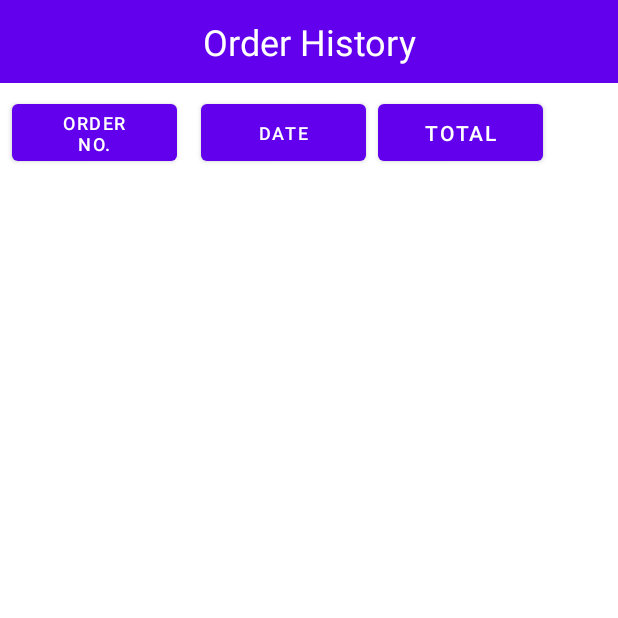
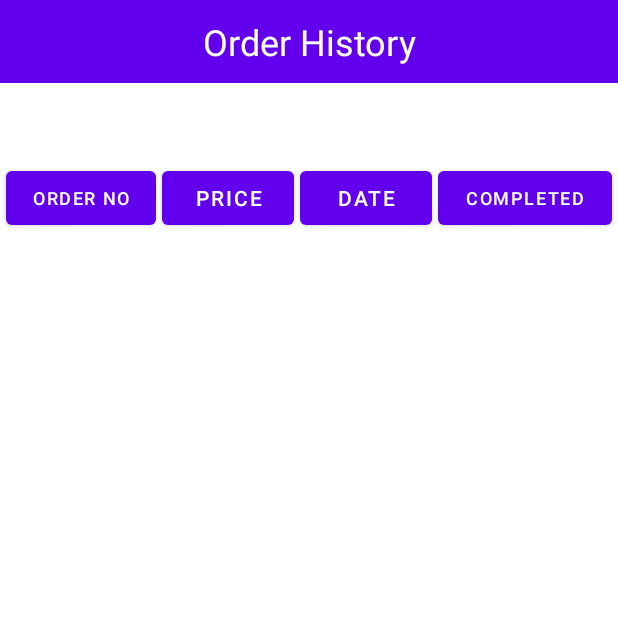
Before and after one commit to Mekanik4/ReStock, an Android app: the OrderHistory screen opened directly, with no data from a screen before it, on a phone screen of 412 x 824 dp, the top half of it. Run offline under Robolectric (Android 15) with nearby library versions, the light colour scheme and no system bars.

Commit message:
Worked to make order history recycler view

```diff
--- a/app/src/main/java/com/example/restock/MainActivity.java
+++ b/app/src/main/java/com/example/restock/MainActivity.java
@@ -12,9 +12,7 @@ public class MainActivity extends AppCompatActivity {
         super.onCreate(savedInstanceState);
         setContentView(R.layout.activity_main);
 
-        Intent intent = new Intent(this, SignInActivity.class);
+        Intent intent = new Intent(this, testActivity.class);
         startActivity(intent);
-
-
     }
 }
--- a/app/src/main/java/com/example/restock/OrderHistory.java
+++ b/app/src/main/java/com/example/restock/OrderHistory.java
@@ -1,14 +1,27 @@
 package com.example.restock;
 
 import androidx.appcompat.app.AppCompatActivity;
+import androidx.recyclerview.widget.LinearLayoutManager;
+import androidx.recyclerview.widget.RecyclerView;
 
 import android.os.Bundle;
 
+import com.example.restock.RecycleView.ItemsRecyclerAdapter;
+
 public class OrderHistory extends AppCompatActivity {
+    RecyclerView ordersRecyclerView;
+    LinearLayoutManager linearLayoutManager;
+    RecyclerView.Adapter<ItemsRecyclerAdapter.ViewHolder> ordersAdapter;
 
     @Override
     protected void onCreate(Bundle savedInstanceState) {
         super.onCreate(savedInstanceState);
         setContentView(R.layout.activity_order_history);
+
+        RecyclerView recyclerView = findViewById(R.id.orderHistoryRecyclerView);
+        linearLayoutManager = new LinearLayoutManager(this);
+        recyclerView.setLayoutManager(linearLayoutManager);
+
+
     }
 }
--- /dev/null
+++ b/app/src/main/java/com/example/restock/RecycleView/OrdersRecyclerAdapter.java
@@ -0,0 +1,50 @@
+package com.example.restock.RecycleView;
+
+import android.content.Context;
+import android.view.View;
+import android.view.ViewGroup;
+import android.view.LayoutInflater;
+
+import androidx.annotation.NonNull;
+import androidx.recyclerview.widget.RecyclerView;
+
+import com.example.restock.R;
+
+public class OrdersRecyclerAdapter extends RecyclerView.Adapter<OrdersRecyclerAdapter.ViewHolder> {
+
+    public int orderId;
+    public String date;
+    public double total;
+    public boolean status;
+    private final Context mContext;
+
+    public OrdersRecyclerAdapter(int id, String date, double total, boolean status, Context context) {
+        this.orderId = id;
+        this.date = date;
+        this.total = total;
+        this.status = status;
+        this.mContext = context;
+    }
+
+    class ViewHolder extends RecyclerView.ViewHolder {
+        public ViewHolder(View itemView) {
+            super(itemView);
+        }
+    }
+
+    @NonNull
+    @Override
+    public OrdersRecyclerAdapter.ViewHolder onCreateViewHolder(ViewGroup parent, int viewType) {
+        View v = LayoutInflater.from(parent.getContext())
+                .inflate(R.layout.items_layout, parent, false);
+        return new OrdersRecyclerAdapter.ViewHolder(v);
+    }
+
+    @Override
+    public void onBindViewHolder(OrdersRecyclerAdapter.ViewHolder holder, int position) {
+
+    }
+
+    @Override
+    public int getItemCount() {return 1;}
+}
--- a/app/src/main/res/layout/activity_order_history.xml
+++ b/app/src/main/res/layout/activity_order_history.xml
@@ -5,6 +5,30 @@
     android:layout_width="match_parent"
     android:layout_height="match_parent"
     tools:context=".OrderHistory">
+
+    <Button
+        android:id="@+id/completedOrderBtn"
+        android:layout_width="wrap_content"
+        android:layout_height="wrap_content"
+        android:layout_marginEnd="4dp"
+        android:width="116dp"
+        android:lineSpacingExtra="12sp"
+        android:text="@string/completed"
+        android:textSize="12sp"
+        app:layout_constraintBottom_toTopOf="@+id/orderHistoryRecyclerView"
+        app:layout_constraintEnd_toEndOf="parent"
+        app:layout_constraintTop_toBottomOf="@+id/titletToolbar" />
+
+    <Button
+        android:id="@+id/priceSortBtn"
+        android:layout_width="wrap_content"
+        android:layout_height="wrap_content"
+        android:layout_marginStart="4dp"
+        android:width="32dp"
+        android:text="@string/price"
+        app:layout_constraintBottom_toTopOf="@+id/orderHistoryRecyclerView"
+        app:layout_constraintStart_toEndOf="@+id/orderNoSortBtn"
+        app:layout_constraintTop_toBottomOf="@+id/titletToolbar" />
 
     <androidx.appcompat.widget.Toolbar
         android:id="@+id/titletToolbar"
@@ -36,46 +60,37 @@
         app:layout_constraintStart_toStartOf="@+id/titletToolbar"
         app:layout_constraintTop_toTopOf="@+id/titletToolbar" />
 
+    <androidx.recyclerview.widget.RecyclerView
+        android:id="@+id/orderHistoryRecyclerView"
+        android:layout_width="match_parent"
+        android:layout_height="616dp"
+        app:layout_constraintBottom_toBottomOf="parent"
+        app:layout_constraintEnd_toEndOf="parent"
+        app:layout_constraintStart_toStartOf="parent" />
+
     <Button
         android:id="@+id/orderNoSortBtn"
-        android:layout_width="110dp"
-        android:layout_height="50dp"
-        android:layout_marginStart="8dp"
-        android:layout_marginTop="8dp"
-        android:maxLines="2"
-        android:text="@string/order_no"
+        android:layout_width="wrap_content"
+        android:layout_height="wrap_content"
+        android:layout_marginStart="4dp"
+        android:width="100dp"
+        android:insetTop="6dp"
+        android:text="@string/orderNo"
         android:textSize="12sp"
+        app:layout_constraintBottom_toTopOf="@+id/orderHistoryRecyclerView"
         app:layout_constraintStart_toStartOf="parent"
         app:layout_constraintTop_toBottomOf="@+id/titletToolbar" />
 
     <Button
         android:id="@+id/dateSortBtn"
-        android:layout_width="110dp"
-        android:layout_height="50dp"
-        android:layout_marginStart="16dp"
-        android:layout_marginTop="8dp"
+        android:layout_width="wrap_content"
+        android:layout_height="wrap_content"
+        android:layout_marginEnd="4dp"
+        android:width="32dp"
         android:text="@string/date"
-        android:textSize="12sp"
-        app:layout_constraintStart_toEndOf="@+id/orderNoSortBtn"
+        android:textSize="14sp"
+        app:layout_constraintBottom_toTopOf="@+id/orderHistoryRecyclerView"
+        app:layout_constraintEnd_toStartOf="@+id/completedOrderBtn"
         app:layout_constraintTop_toBottomOf="@+id/titletToolbar" />
 
-    <Button
-        android:id="@+id/totalSortBtn"
-        android:layout_width="110dp"
-        android:layout_height="50dp"
-        android:layout_marginStart="8dp"
-        android:layout_marginTop="8dp"
-        android:text="@string/totalValue"
-        app:layout_constraintStart_toEndOf="@+id/dateSortBtn"
-        app:layout_constraintTop_toBottomOf="@+id/titletToolbar" />
-
-    <androidx.recyclerview.widget.RecyclerView
-        android:layout_width="match_parent"
-        android:layout_height="616dp"
-        android:layout_marginTop="4dp"
-        app:layout_constraintBottom_toBottomOf="parent"
-        app:layout_constraintEnd_toEndOf="parent"
-        app:layout_constraintStart_toStartOf="parent"
-        app:layout_constraintTop_toBottomOf="@+id/dateSortBtn" />
-
 </androidx.constraintlayout.widget.ConstraintLayout>
--- a/app/src/main/res/values/strings.xml
+++ b/app/src/main/res/values/strings.xml
@@ -48,5 +48,7 @@
     <string name="emailSubjectSuggestion">Enter email subject</string>
     <string name="totalValue">Total</string>
     <string name="title_order_history">Order History</string>
+    <string name="completed">completed</string>
+    <string name="orderNo">Order No</string>
 
 </resources>
```
